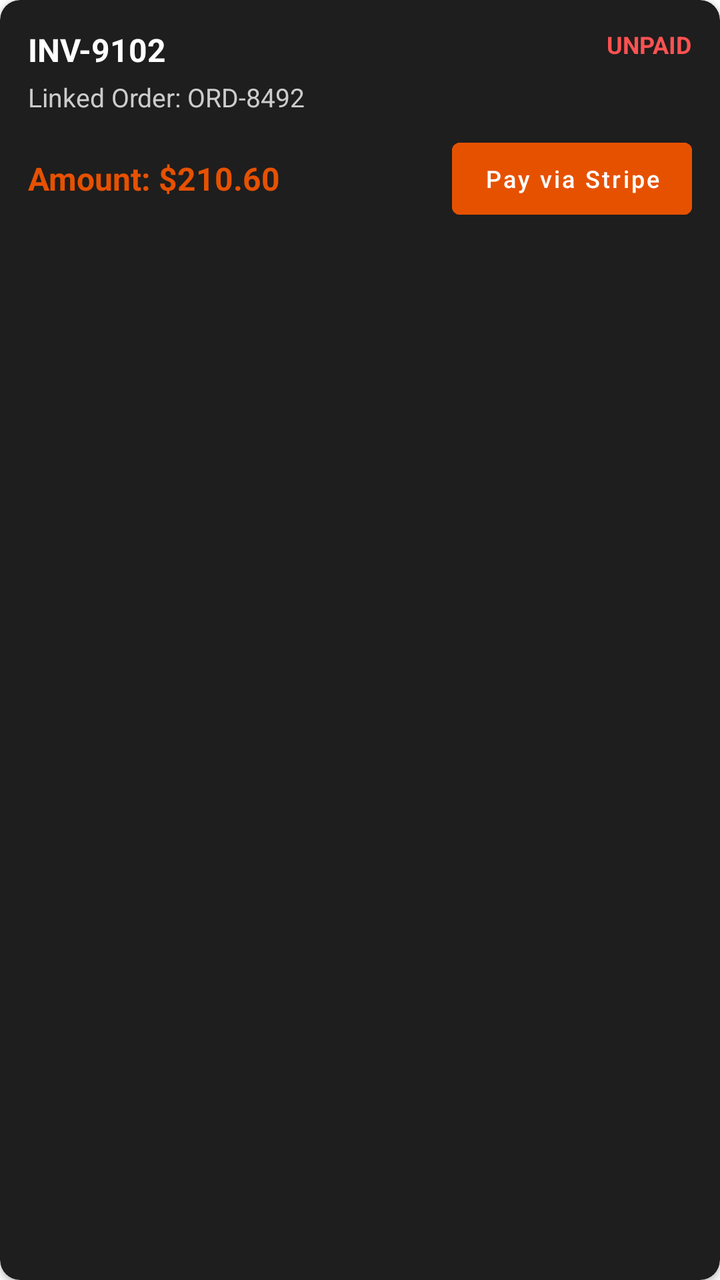
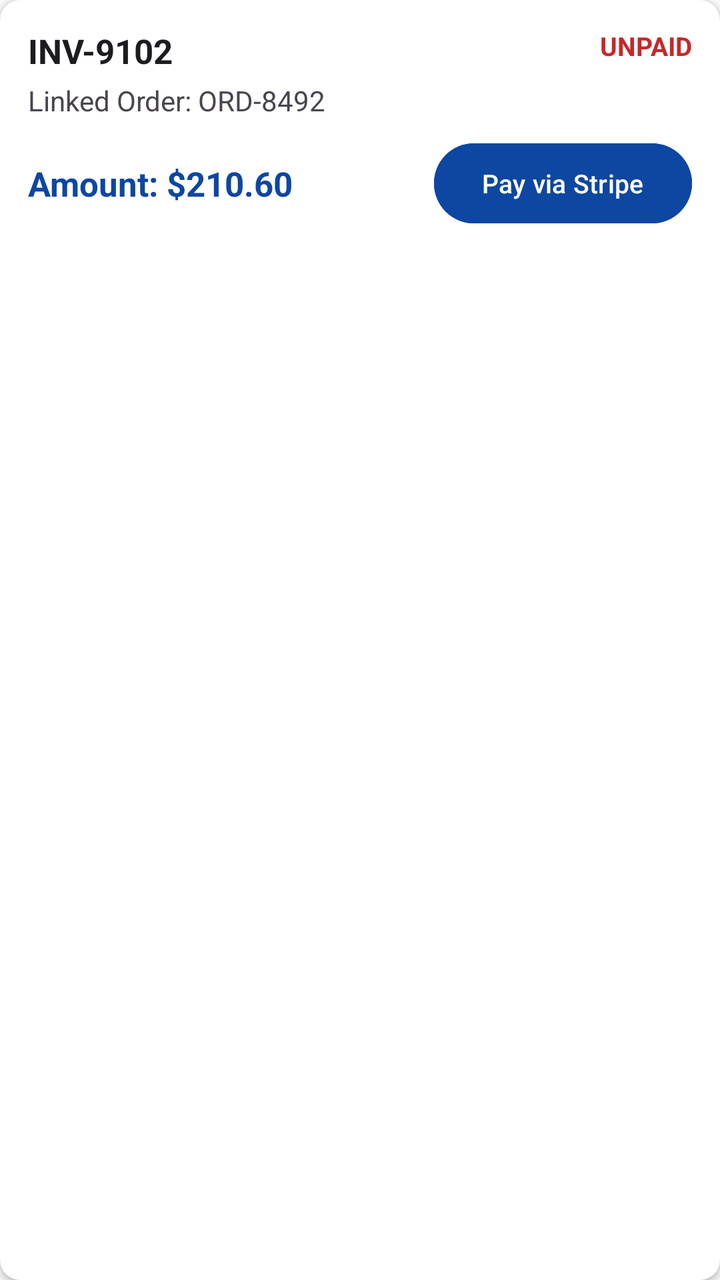

An Android layout rendered at two revisions. The XML below is the earlier revision; the diff shows what the commit changed to produce the second picture.
<!-- AndroidManifest.xml: application theme Theme.SecureAFenceClient -->
<!-- res/layout/item_customer_invoice.xml -->
<?xml version="1.0" encoding="utf-8"?>
<androidx.cardview.widget.CardView xmlns:android="http://schemas.android.com/apk/res/android"
    xmlns:app="http://schemas.android.com/apk/res-auto"
    android:layout_width="match_parent"
    android:layout_height="wrap_content"
    app:cardBackgroundColor="#1E1E1E"
    app:cardCornerRadius="10dp"
    android:layout_marginBottom="10dp">

    <LinearLayout
        android:layout_width="match_parent"
        android:layout_height="wrap_content"
        android:orientation="vertical"
        android:padding="14dp">

        <RelativeLayout
            android:layout_width="match_parent"
            android:layout_height="wrap_content">

            <TextView
                android:id="@+id/tvInvoiceId"
                android:layout_width="wrap_content"
                android:layout_height="wrap_content"
                android:text="INV-9102"
                android:textColor="#FFFFFF"
                android:textSize="16sp"
                android:textStyle="bold" />

            <TextView
                android:id="@+id/tvInvoiceStatus"
                android:layout_width="wrap_content"
                android:layout_height="wrap_content"
                android:text="UNPAID"
                android:textColor="#FF5252"
                android:textSize="12sp"
                android:textStyle="bold"
                android:layout_alignParentEnd="true" />
        </RelativeLayout>

        <TextView
            android:id="@+id/tvInvoiceOrder"
            android:layout_width="wrap_content"
            android:layout_height="wrap_content"
            android:text="Linked Order: ORD-8492"
            android:textColor="#CCCCCC"
            android:textSize="13sp"
            android:layout_marginTop="4dp" />

        <RelativeLayout
            android:layout_width="match_parent"
            android:layout_height="wrap_content"
            android:layout_marginTop="8dp">

            <TextView
                android:id="@+id/tvInvoiceAmount"
                android:layout_width="wrap_content"
                android:layout_height="wrap_content"
                android:text="Amount: $210.60"
                android:textColor="#FFE65100"
                android:textSize="16sp"
                android:textStyle="bold"
                android:layout_centerVertical="true" />

            <Button
                android:id="@+id/btnPayNow"
                android:layout_width="wrap_content"
                android:layout_height="wrap_content"
                android:text="Pay via Stripe"
                android:textAllCaps="false"
                android:textSize="12sp"
                android:backgroundTint="#FFE65100"
                android:textColor="#FFFFFF"
                android:layout_alignParentEnd="true" />
        </RelativeLayout>

    </LinearLayout>
</androidx.cardview.widget.CardView>
<!-- resources referenced by this layout -->
<resources>
  <style name="Theme.SecureAFenceClient" parent="Theme.MaterialComponents.DayNight.DarkActionBar">
          <item name="colorPrimary">@color/primary_orange</item>
          <item name="colorSecondary">@color/accent_gold</item>
      </style>
  <color name="primary_orange">#FFE65100</color>
  <color name="accent_gold">#FFFFB300</color>
</resources>

<!-- the commit's change to res/layout/item_customer_invoice.xml (unified diff, before → after) -->
@@ -3,7 +3,7 @@
     xmlns:app="http://schemas.android.com/apk/res-auto"
     android:layout_width="match_parent"
     android:layout_height="wrap_content"
-    app:cardBackgroundColor="#1E1E1E"
+    app:cardBackgroundColor="@color/white"
     app:cardCornerRadius="10dp"
     android:layout_marginBottom="10dp">
 
@@ -22,8 +22,8 @@
                 android:layout_width="wrap_content"
                 android:layout_height="wrap_content"
                 android:text="INV-9102"
-                android:textColor="#FFFFFF"
-                android:textSize="16sp"
+                android:textColor="@color/text_primary"
+                android:textSize="17sp"
                 android:textStyle="bold" />
 
             <TextView
@@ -31,8 +31,8 @@
                 android:layout_width="wrap_content"
                 android:layout_height="wrap_content"
                 android:text="UNPAID"
-                android:textColor="#FF5252"
-                android:textSize="12sp"
+                android:textColor="@color/status_red"
+                android:textSize="13sp"
                 android:textStyle="bold"
                 android:layout_alignParentEnd="true" />
         </RelativeLayout>
@@ -42,8 +42,8 @@
             android:layout_width="wrap_content"
             android:layout_height="wrap_content"
             android:text="Linked Order: ORD-8492"
-            android:textColor="#CCCCCC"
-            android:textSize="13sp"
+            android:textColor="@color/text_secondary"
+            android:textSize="14sp"
             android:layout_marginTop="4dp" />
 
         <RelativeLayout
@@ -56,8 +56,8 @@
                 android:layout_width="wrap_content"
                 android:layout_height="wrap_content"
                 android:text="Amount: $210.60"
-                android:textColor="#FFE65100"
-                android:textSize="16sp"
+                android:textColor="@color/primary_blue"
+                android:textSize="17sp"
                 android:textStyle="bold"
                 android:layout_centerVertical="true" />
 
@@ -67,9 +67,9 @@
                 android:layout_height="wrap_content"
                 android:text="Pay via Stripe"
                 android:textAllCaps="false"
-                android:textSize="12sp"
-                android:backgroundTint="#FFE65100"
-                android:textColor="#FFFFFF"
+                android:textSize="13sp"
+                android:backgroundTint="@color/primary_blue"
+                android:textColor="@color/white"
                 android:layout_alignParentEnd="true" />
         </RelativeLayout>
 
<!-- resource entries referenced after the edit -->
@@ -1,10 +1,21 @@
 <!-- resources referenced by this layout -->
 <resources>
-  <style name="Theme.SecureAFenceClient" parent="Theme.MaterialComponents.DayNight.DarkActionBar">
-          <item name="colorPrimary">@color/primary_orange</item>
-          <item name="colorSecondary">@color/accent_gold</item>
+  <color name="primary_blue">#0D47A1</color>
+  <color name="status_red">#C62828</color>
+  <color name="text_primary">#1C1B1F</color>
+  <color name="text_secondary">#49454F</color>
+  <color name="white">#FFFFFF</color>
+  <style name="Theme.SecureAFenceClient" parent="Theme.Material3.DayNight.NoActionBar">
+          <item name="colorPrimary">@color/primary_blue</item>
+          <item name="colorSecondary">@color/accent_orange</item>
+          <item name="colorOnPrimary">@color/white</item>
+          <item name="colorOnSecondary">@color/white</item>
+          <item name="android:windowBackground">@color/bg_light</item>
+          <item name="android:textColorPrimary">@color/text_primary</item>
+          <item name="android:textColorSecondary">@color/text_secondary</item>
+          <item name="android:statusBarColor">@color/primary_blue</item>
       </style>
-  <color name="primary_orange">#FFE65100</color>
-  <color name="accent_gold">#FFFFB300</color>
+  <color name="accent_orange">#FF6D00</color>
+  <color name="bg_light">#F8F9FA</color>
 </resources>
 
